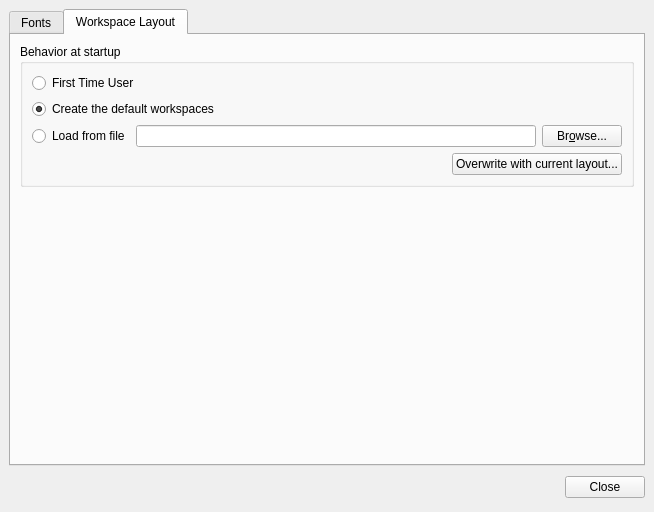
Before: the Qt Designer form src/PreferencesDialog.ui in openMSX/debugger, drawn with Qt 5.
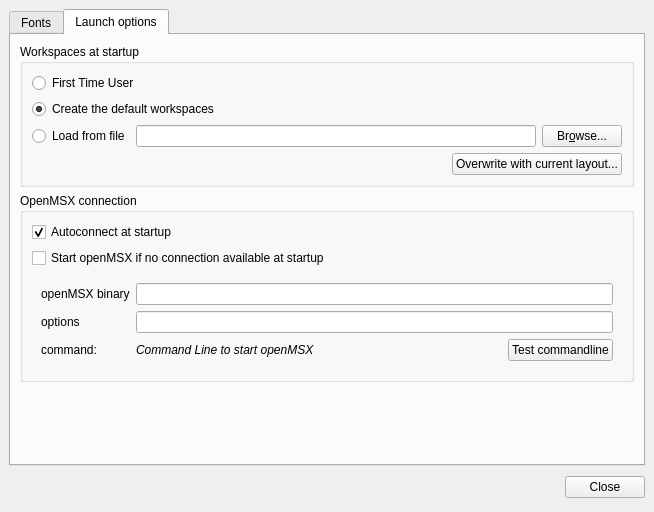
After: the same form once the commit is applied. The open tabs and pages were chosen to show the change.

Commit message:
Extra preferences for autoconnect to openMSX
First steps towards an autoconnect feature.
The idea is that the debugger can autoconnect if there is only one
openMSX running. If there is no running openMSX we should start one.
In case of two or more the dialog should pop up.

```diff
--- a/src/PreferencesDialog.ui
+++ b/src/PreferencesDialog.ui
@@ -162,13 +162,13 @@
      </widget>
      <widget class="QWidget" name="tab">
       <attribute name="title">
-       <string>Workspace Layout</string>
+       <string>Launch options</string>
       </attribute>
       <layout class="QVBoxLayout" name="verticalLayout_2">
        <item>
         <widget class="QGroupBox" name="groupBox">
          <property name="title">
-          <string>Behavior at startup</string>
+          <string>Workspaces at startup</string>
          </property>
          <layout class="QVBoxLayout" name="verticalLayout">
           <item>
@@ -236,6 +236,114 @@
          </layout>
         </widget>
        </item>
+       <item>
+        <widget class="QGroupBox" name="groupBox_2">
+         <property name="title">
+          <string>OpenMSX connection</string>
+         </property>
+         <layout class="QVBoxLayout" name="verticalLayout_3">
+          <item>
+           <widget class="QCheckBox" name="cbAutoconnect">
+            <property name="text">
+             <string>Autoconnect at startup</string>
+            </property>
+            <property name="checked">
+             <bool>true</bool>
+            </property>
+           </widget>
+          </item>
+          <item>
+           <widget class="QCheckBox" name="cbStartIfNoConnection">
+            <property name="enabled">
+             <bool>true</bool>
+            </property>
+            <property name="text">
+             <string>Start openMSX if no connection available at startup</string>
+            </property>
+           </widget>
+          </item>
+          <item>
+           <widget class="QFrame" name="frameCLI">
+            <property name="frameShape">
+             <enum>QFrame::NoFrame</enum>
+            </property>
+            <property name="frameShadow">
+             <enum>QFrame::Raised</enum>
+            </property>
+            <layout class="QFormLayout" name="formLayout">
+             <item row="1" column="1">
+              <widget class="QLineEdit" name="leOpenMSXbin"/>
+             </item>
+             <item row="3" column="1">
+              <layout class="QHBoxLayout" name="horizontalLayout_3">
+               <item>
+                <widget class="QLabel" name="labelCLI">
+                 <property name="sizePolicy">
+                  <sizepolicy hsizetype="Expanding" vsizetype="Preferred">
+                   <horstretch>0</horstretch>
+                   <verstretch>0</verstretch>
+                  </sizepolicy>
+                 </property>
+                 <property name="font">
+                  <font>
+                   <italic>true</italic>
+                  </font>
+                 </property>
+                 <property name="text">
+                  <string>Command Line to start openMSX</string>
+                 </property>
+                </widget>
+               </item>
+               <item>
+                <widget class="QPushButton" name="pbTestCLI">
+                 <property name="text">
+                  <string>Test commandline</string>
+                 </property>
+                </widget>
+               </item>
+              </layout>
+             </item>
+             <item row="1" column="0">
+              <widget class="QLabel" name="label_2">
+               <property name="text">
+                <string>openMSX binary</string>
+               </property>
+              </widget>
+             </item>
+             <item row="2" column="1">
+              <widget class="QLineEdit" name="leOpenMSXargs">
+               <property name="toolTip">
+                <string>DO NOT USE FILENAMES WITH SPACES!
+There is no way to enter those correctly at the moment</string>
+               </property>
+              </widget>
+             </item>
+             <item row="2" column="0">
+              <widget class="QLabel" name="label_3">
+               <property name="text">
+                <string>options</string>
+               </property>
+              </widget>
+             </item>
+             <item row="3" column="0">
+              <widget class="QLabel" name="label_4">
+               <property name="sizePolicy">
+                <sizepolicy hsizetype="Expanding" vsizetype="Preferred">
+                 <horstretch>0</horstretch>
+                 <verstretch>0</verstretch>
+                </sizepolicy>
+               </property>
+               <property name="text">
+                <string>command:</string>
+               </property>
+              </widget>
+             </item>
+            </layout>
+           </widget>
+          </item>
+         </layout>
+        </widget>
+       </item>
        <item>
         <spacer name="verticalSpacer">
          <property name="orientation">
```
Left out of the diff: 34 changed lines with no effect on the pictures. The commit also changes 4 other files.
